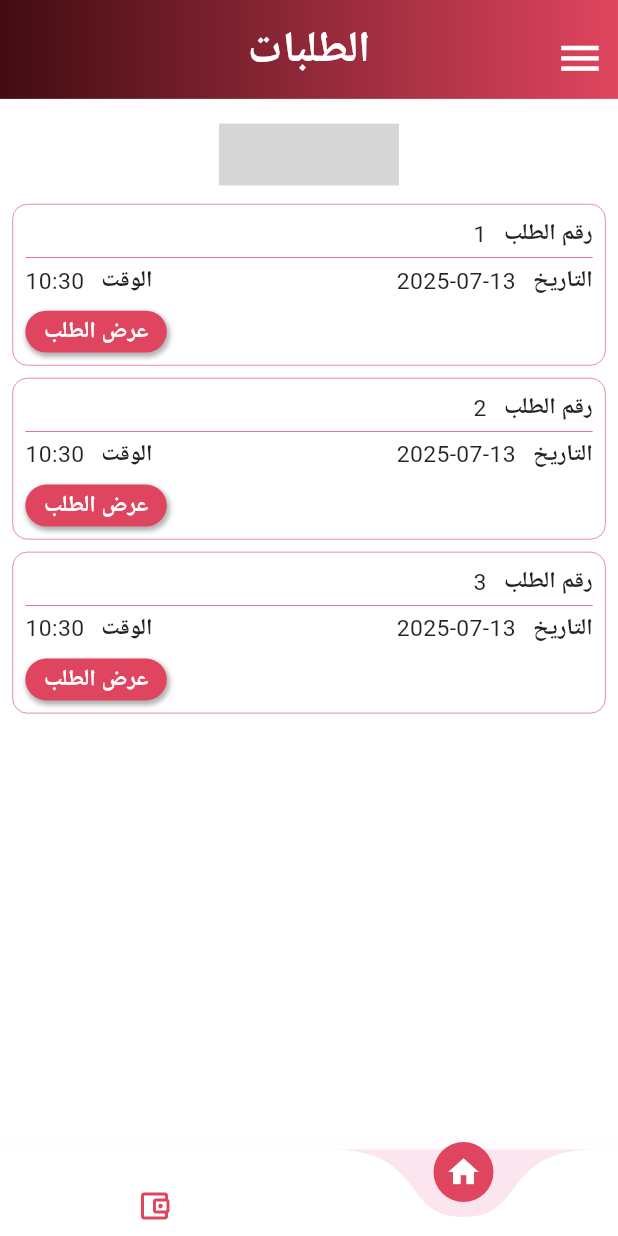
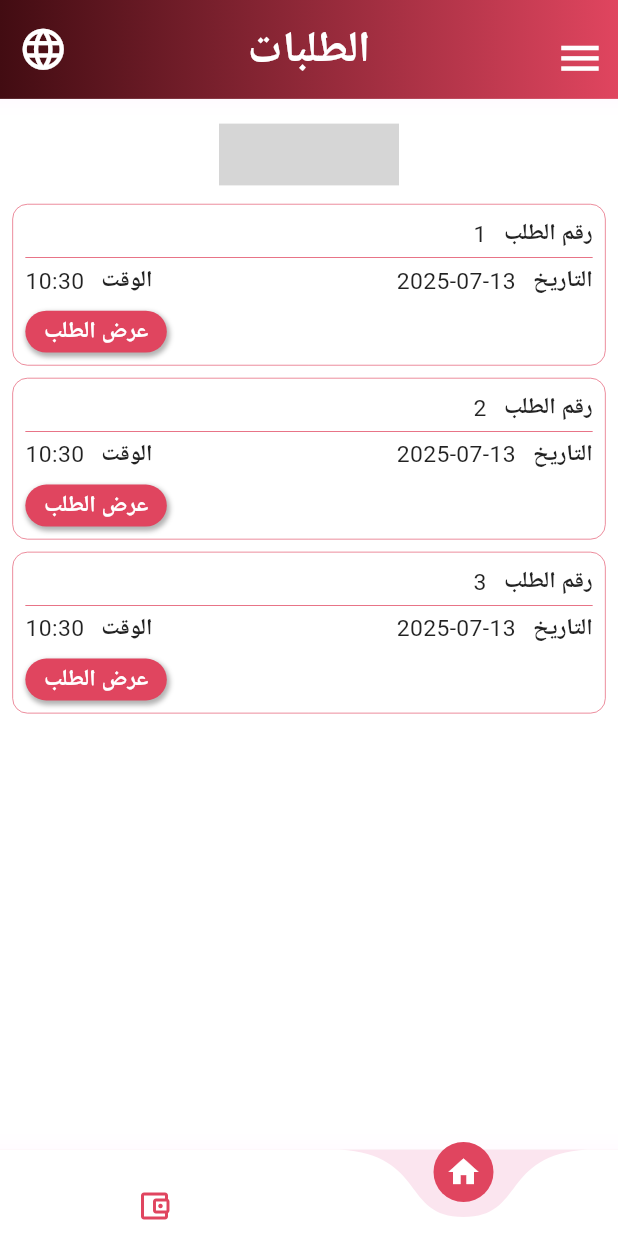
Before and after one commit to Raitotec/Transportation, a Flutter app: the MainHomeScreen screen opened by its route, on a phone screen of 412 x 824 dp. Run offline on Flutter 3.47's test engine with Material 3 defaults, Android fonts, the light colour scheme and no system bars; drawn by our look-alikes of animated_toggle_switch, carousel_slider, curved_navigation_bar, dropdown_button2, loading_overlay; our stand-ins replace flutter_image_compress, flutter_staggered_animations, full_screen_image, geolocator, image_picker, loading_animation_widget and 3 more; missing offline and left inert: animated_widgets, maps_launcher, store_redirect; accounts and stored records are empty; grey boxes are pictures that could not be loaded.

Commit message:
language code

```diff
--- a/lib/Constants/Localization/LanguageData.dart
+++ b/lib/Constants/Localization/LanguageData.dart
@@ -5,18 +5,31 @@ class LanguageData {
   static String languageData= "ar";
 }
 
-saveLanguageData(String obj)async
-{
-  final prefs = await SharedPreferences.getInstance();
 
-  prefs.setString("languageData", obj );
-  LanguageData.languageData= obj;
+class LanguageModel {
+  String? id;
+  String? name;
+
+  LanguageModel(this.id, this.name);
+
+  @override
+  String toString() {
+    return name ?? '';
+  }
+
+  @override
+  bool operator ==(Object other) =>
+      identical(this, other) ||
+          other is LanguageModel &&
+              runtimeType == other.runtimeType &&
+              id == other.id;
+
+  @override
+  int get hashCode => id.hashCode;
 }
 
-Future<String> getLanguageData()async
-{
-  final prefs = await SharedPreferences.getInstance();
-  var languageData = prefs.getString('languageData') ?? "ar";
-  LanguageData.languageData= languageData;
-  return languageData;
-}
+List<LanguageModel> languageList = [
+  LanguageModel("ar", "العربية"),
+  LanguageModel("en", "English"),
+  LanguageModel("ur", "اردو"),
+];
--- /dev/null
+++ b/lib/Constants/Localization/LanguageIcon.dart
@@ -0,0 +1,78 @@
+import 'package:dropdown_button2/dropdown_button2.dart';
+import 'package:flutter/material.dart';
+import 'package:scoped_model/scoped_model.dart';
+import 'package:sizer/sizer.dart';
+import '../Style.dart';
+import 'LanguageData.dart';
+import 'ScopeModelWrapper.dart';
+
+import 'package:flutter/material.dart';
+import 'package:dropdown_button2/dropdown_button2.dart';
+import 'package:scoped_model/scoped_model.dart';
+import 'ScopeModelWrapper.dart'; // AppModel
+import 'package:transportation/Constants/Localization/LanguageData.dart'; // LanguageModel + list
+
+class LanguageIconDropdownButton extends StatefulWidget {
+  final Color? color;
+  const LanguageIconDropdownButton({ this.color,super.key});
+
+  @override
+  State<LanguageIconDropdownButton> createState() => _LanguageIconDropdownButtonState();
+}
+
+class _LanguageIconDropdownButtonState extends State<LanguageIconDropdownButton> {
+  LanguageModel? selectedLang;
+
+  @override
+  void initState() {
+    super.initState();
+    selectedLang = languageList.firstWhere((lang) => lang.id == 'ar'); // default
+  }
+
+  @override
+  Widget build(BuildContext context) {
+    final model = ScopedModel.of<AppModel>(context, rebuildOnChange: true);
+
+    return Row(
+      mainAxisAlignment: MainAxisAlignment.end,
+        crossAxisAlignment: CrossAxisAlignment.end,
+        children: [
+     Container(
+       margin: EdgeInsets.symmetric(vertical: 2.0.h,horizontal: 3.0.w),
+         child:  DropdownButtonHideUnderline(
+      child: DropdownButton2<LanguageModel>(
+        customButton:  Icon(Icons.language, color:widget.color??Style.SecondryColor, size: 4.0.h), // 🌐 أيقونة فقط
+        items: languageList.map((lang) {
+          return DropdownMenuItem<LanguageModel>(
+            value: lang,
+            child: Text(lang.name!),
+          );
+        }).toList(),
+        value: selectedLang,
+        onChanged: (LanguageModel? newLang) {
+          if (newLang != null) {
+            setState(() {
+              selectedLang = newLang;
+            });
+            model.changeLanguage(newLang.id!);
+          }
+        },
+        buttonStyleData: const ButtonStyleData(
+          padding: EdgeInsets.symmetric(horizontal: 8),
+          height: 40,
+          width: 45,
+        ),
+        dropdownStyleData: DropdownStyleData(
+          width: 140,
+          decoration: BoxDecoration(
+            borderRadius: BorderRadius.circular(8),
+            color: Colors.white,
+          ),
+        ),
+        iconStyleData: const IconStyleData(
+          icon: SizedBox.shrink(),
+        ),
+      ),
+    ))]);
+  }
+}
--- a/lib/Shared_View/AppBarView.dart
+++ b/lib/Shared_View/AppBarView.dart
@@ -3,6 +3,7 @@ import 'package:scoped_model/scoped_model.dart';
 
 import 'package:sizer/sizer.dart';
 
+import '../Constants/Localization/LanguageIcon.dart';
 import '../Constants/Localization/ScopeModelWrapper.dart';
 import '../Constants/Routes/route_constants.dart';
 import '../Constants/Style.dart';
@@ -43,7 +44,9 @@ AppBarWithlanguage(BuildContext context, String header) {
                   Navigator.pushNamedAndRemoveUntil(context, MainRoute,(Route<dynamic> r)=>false);
                 },
               )),
-   */ ],
+   */
+      LanguageIconDropdownButton(color: Style.WhiteColor,)
+    ],
   );
 }
 
```
Also changed, not shown: lib/Constants/Localization/LanguageDropdown.dart (added, +41 -0 lines), lib/Constants/Localization/LanguageSelector.dart (deleted, +0 -28 lines), lib/Constants/Localization/ScopeModelWrapper.dart (+26 -6 lines), lib/Shared_View/DrawerView.dart (+9 -0 lines), lib/Shared_View/dropdown.dart (+7 -4 lines), lib/View/startPage.dart (+20 -4 lines), lib/main.dart (+12 -2 lines).
